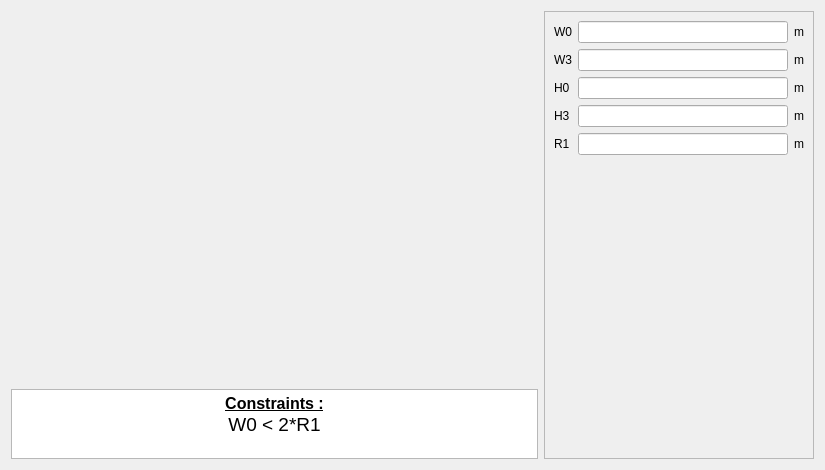
This is pyleecan/GUI/Dialog/DMachineSetup/SWSlot/PWSlot28/PWSlot28.ui in Eomys/pyleecan as Qt 5 draws it before an edit. The edited form follows.
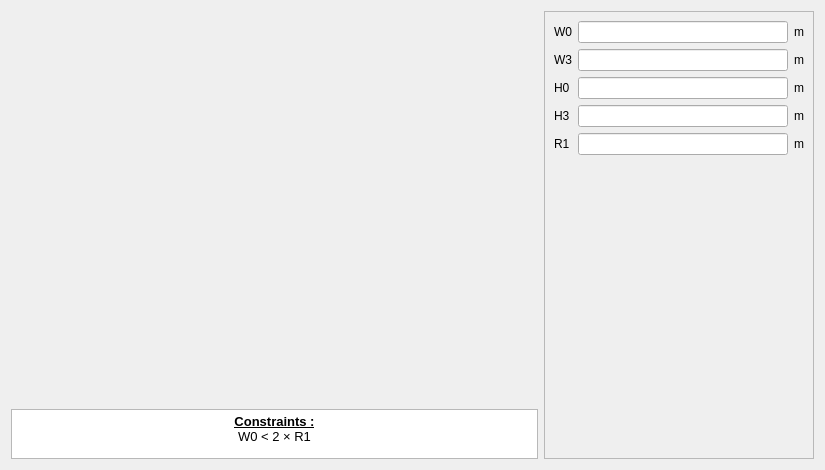
This is the edited form. Icons and pictures are not drawn. Custom widgets are drawn as their Qt base class.

Commit message: [NF] update QTextEdit font when generating GUI + better display math symbols

The edit to the form file:
```diff
--- a/pyleecan/GUI/Dialog/DMachineSetup/SWSlot/PWSlot28/PWSlot28.ui
+++ b/pyleecan/GUI/Dialog/DMachineSetup/SWSlot/PWSlot28/PWSlot28.ui
@@ -67,7 +67,7 @@
        <property name="maximumSize">
         <size>
          <width>16777215</width>
-         <height>70</height>
+         <height>50</height>
         </size>
        </property>
        <property name="verticalScrollBarPolicy">
@@ -78,8 +78,8 @@
 &lt;html&gt;&lt;head&gt;&lt;meta name=&quot;qrichtext&quot; content=&quot;1&quot; /&gt;&lt;style type=&quot;text/css&quot;&gt;
 p, li { white-space: pre-wrap; }
 &lt;/style&gt;&lt;/head&gt;&lt;body style=&quot; font-family:'MS Shell Dlg 2'; font-size:7.8pt; font-weight:400; font-style:normal;&quot;&gt;
-&lt;p align=&quot;center&quot; style=&quot; margin-top:0px; margin-bottom:0px; margin-left:0px; margin-right:0px; -qt-block-indent:0; text-indent:0px;&quot;&gt;&lt;span style=&quot; font-size:12pt; font-weight:600; text-decoration: underline;&quot;&gt;Constraints :&lt;/span&gt;&lt;/p&gt;
-&lt;p align=&quot;center&quot; style=&quot; margin-top:0px; margin-bottom:0px; margin-left:0px; margin-right:0px; -qt-block-indent:0; text-indent:0px;&quot;&gt;&lt;span style=&quot; font-size:14pt;&quot;&gt;W0 &amp;lt; 2*R1&lt;/span&gt;&lt;/p&gt;&lt;/body&gt;&lt;/html&gt;</string>
+&lt;p align=&quot;center&quot; style=&quot; margin-top:0px; margin-bottom:0px; margin-left:0px; margin-right:0px; -qt-block-indent:0; text-indent:0px;&quot;&gt;&lt;span style=&quot; font-size:10pt; font-weight:600; text-decoration: underline;&quot;&gt;Constraints :&lt;/span&gt;&lt;/p&gt;
+&lt;p align=&quot;center&quot; style=&quot; margin-top:0px; margin-bottom:0px; margin-left:0px; margin-right:0px; -qt-block-indent:0; text-indent:0px;&quot;&gt;&lt;span style=&quot; font-size:10pt;&quot;&gt;W0 &amp;lt; 2 × R1&lt;/span&gt;&lt;/p&gt;&lt;/body&gt;&lt;/html&gt;</string>
        </property>
        <property name="textInteractionFlags">
         <set>Qt::TextSelectableByKeyboard|Qt::TextSelectableByMouse</set>
```
The commit also changes 66 other files.
